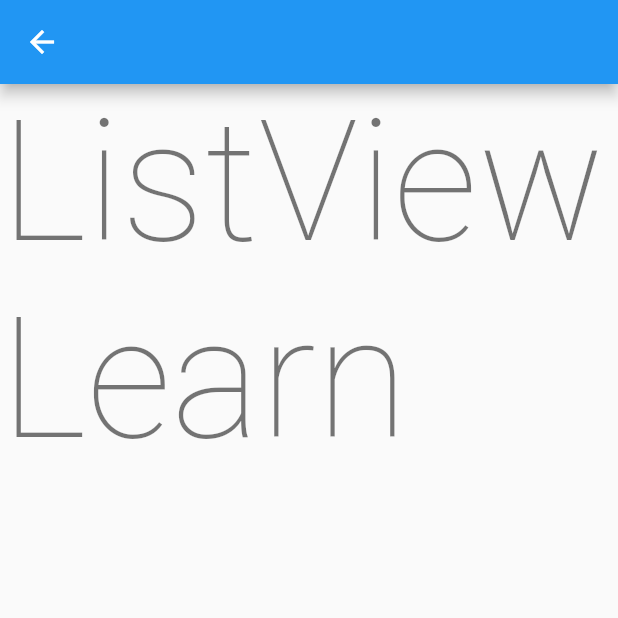
After one commit to emircancavusoglu/flutterLearn, a Flutter app: the ListViewLearn screen opened directly, on a phone screen of 412 x 824 dp, the top half of it. The commit adds this screen. Run offline on Flutter 3.47's test engine with Material 2 defaults, Android fonts, the phone set to English and light mode, and no system bars.

Commit message:
add listView

```diff
--- /dev/null
+++ b/lib/core/list_view.dart
@@ -0,0 +1,25 @@
+import 'package:flutter/material.dart';
+
+
+class ListViewLearn extends StatefulWidget {
+  const ListViewLearn({Key? key}) : super(key: key);
+
+  @override
+  State<ListViewLearn> createState() => _ListViewLearnState();
+}
+
+class _ListViewLearnState extends State<ListViewLearn> {
+  @override
+  Widget build(BuildContext context) {
+    return Scaffold(
+      appBar: AppBar(),
+      body: ListView(
+        children: [
+          Text("ListView Learn",
+            style: Theme.of(context).textTheme.displayLarge,)
+        ],
+      ),
+
+    );
+  }
+}
--- a/lib/core/main_page.dart
+++ b/lib/core/main_page.dart
@@ -21,13 +21,11 @@ class _MainScreenState extends State<MainScreen> {
   void update(bool isIncrement){
     if(isIncrement){
       setState(() {
-        print("basıldı");
         ++counter;
       });
     }
     else{
       setState(() {
-        print("basıldı");
         --counter;
       });
     }
```
